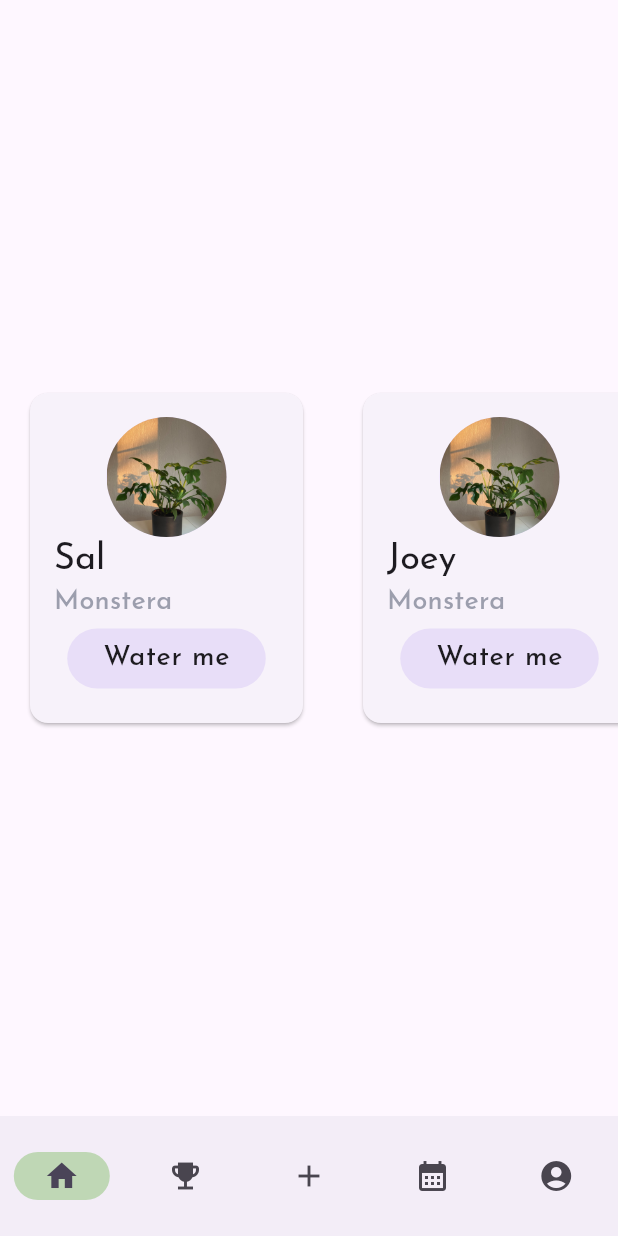
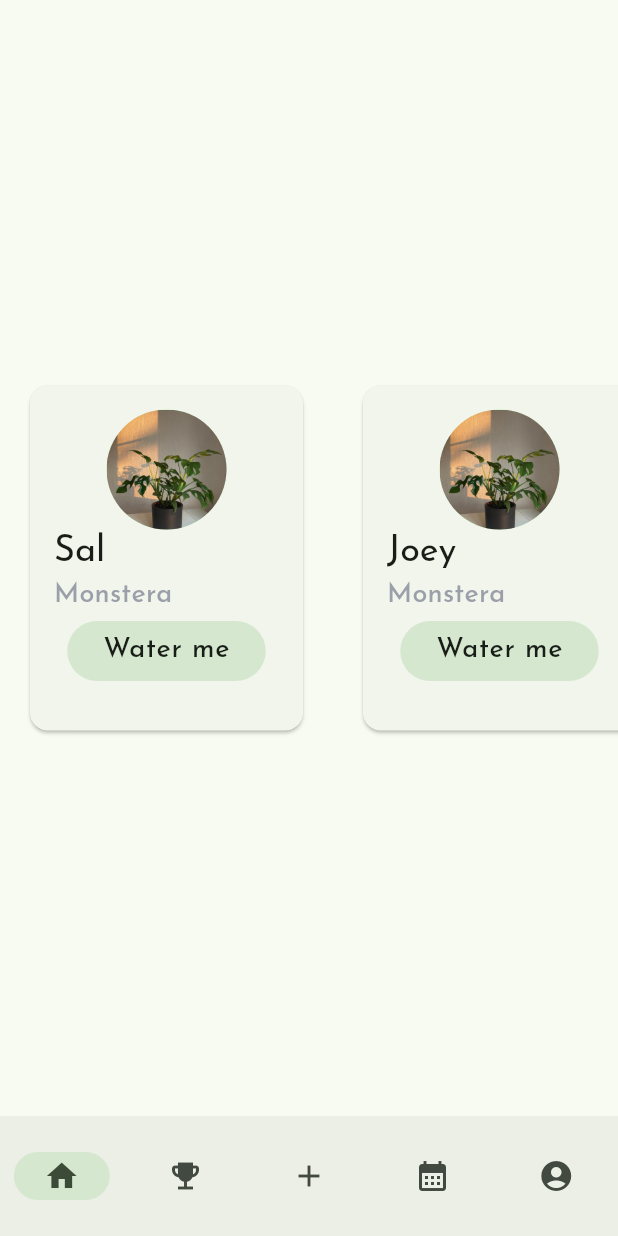
Before and after one commit to vanhalenar/plantapp, a Flutter app: the screen it shows after launch, on a phone screen of 412 x 824 dp. Run offline on Flutter 3.47's test engine with Material 2 defaults, Android fonts, the phone set to English and light mode, and no system bars; our stand-ins replace google_fonts.

Commit message:
added color scheme

```diff
--- a/lib/homepage.dart
+++ b/lib/homepage.dart
@@ -42,7 +42,7 @@ class _PlantCardState extends State<PlantCard> {
   Widget build(BuildContext context) {
     return Center(
       child: SizedBox(
-        height: 260,
+        height: 270,
         child: ListView.builder(
           scrollDirection: Axis.horizontal,
           itemBuilder: (context, index) {
@@ -65,6 +65,8 @@ class _PlantCardState extends State<PlantCard> {
                         child: Text(
                           controller.plants[index].nickname,
                           style: Theme.of(context).textTheme.titleLarge,
+                          maxLines: 1,
+                          overflow: TextOverflow.ellipsis,
                         ),
                       ),
                       Align(
--- a/lib/main.dart
+++ b/lib/main.dart
@@ -17,6 +17,7 @@ class MyApp extends StatelessWidget {
       home: NavigationApp(),
       theme: ThemeData(
         useMaterial3: true,
+        colorScheme: ColorScheme.fromSeed(seedColor: Colors.green),
         textTheme: TextTheme(
             titleLarge: GoogleFonts.josefinSans(
               fontSize: 24,
@@ -52,7 +53,6 @@ class _NavigationAppState extends State<NavigationApp> {
             currentPageIndex = index;
           });
         },
-        indicatorColor: const Color(0xFFBFD7B5),
         selectedIndex: currentPageIndex,
         destinations: const <Widget>[
           NavigationDestination(icon: Icon(Icons.home), label: "Home"),
```
